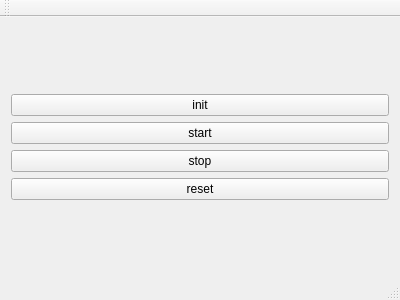
Above: lab2/lab2/mainwindow.ui from asvitenkov/MRZ-Part-2 before the change. Below: the same form after it.
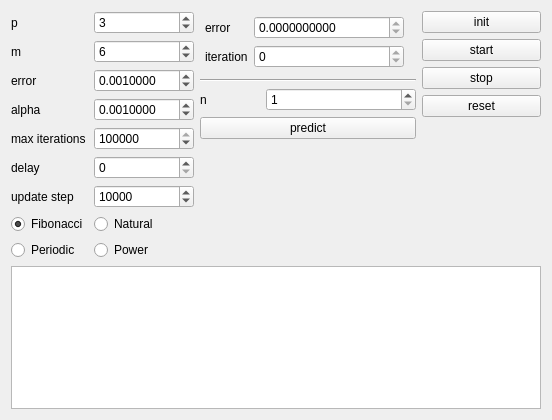
That is the form after the change.

Commit message: add predic values

Diff of the .ui file:
```diff
--- a/lab2/lab2/mainwindow.ui
+++ b/lab2/lab2/mainwindow.ui
@@ -6,8 +6,8 @@
    <rect>
     <x>0</x>
     <y>0</y>
-    <width>400</width>
-    <height>300</height>
+    <width>552</width>
+    <height>420</height>
    </rect>
   </property>
   <property name="windowTitle">
@@ -15,35 +15,412 @@
   </property>
   <widget class="QWidget" name="centralWidget">
    <layout class="QGridLayout" name="gridLayout">
-    <item row="0" column="0">
-     <layout class="QVBoxLayout" name="verticalLayout">
+    <item row="3" column="0">
+     <layout class="QVBoxLayout" name="verticalLayout_4">
       <item>
-       <widget class="QPushButton" name="init">
-        <property name="text">
-         <string>init</string>
-        </property>
-       </widget>
+       <layout class="QHBoxLayout" name="horizontalLayout">
+        <item>
+         <layout class="QFormLayout" name="formLayout_5">
+          <property name="fieldGrowthPolicy">
+           <enum>QFormLayout::AllNonFixedFieldsGrow</enum>
+          </property>
+          <item row="1" column="0">
+           <widget class="QLabel" name="label">
+            <property name="text">
+             <string>p</string>
+            </property>
+           </widget>
+          </item>
+          <item row="1" column="1">
+           <widget class="QSpinBox" name="pValue">
+            <property name="maximumSize">
+             <size>
+              <width>100</width>
+              <height>16777215</height>
+             </size>
+            </property>
+            <property name="value">
+             <number>3</number>
+            </property>
+           </widget>
+          </item>
+          <item row="2" column="0">
+           <widget class="QLabel" name="label_2">
+            <property name="text">
+             <string>m</string>
+            </property>
+           </widget>
+          </item>
+          <item row="2" column="1">
+           <widget class="QSpinBox" name="mValue">
+            <property name="maximumSize">
+             <size>
+              <width>100</width>
+              <height>16777215</height>
+             </size>
+            </property>
+            <property name="value">
+             <number>6</number>
+            </property>
+           </widget>
+          </item>
+          <item row="3" column="0">
+           <widget class="QLabel" name="label_3">
+            <property name="text">
+             <string>error</string>
+            </property>
+           </widget>
+          </item>
+          <item row="3" column="1">
+           <widget class="QDoubleSpinBox" name="errorValue">
+            <property name="maximumSize">
+             <size>
+              <width>100</width>
+              <height>16777215</height>
+             </size>
+            </property>
+            <property name="decimals">
+             <number>7</number>
+            </property>
+            <property name="minimum">
+             <double>0.000001000000000</double>
+            </property>
+            <property name="maximum">
+             <double>99999999.000000000000000</double>
+            </property>
+            <property name="singleStep">
+             <double>0.001000000000000</double>
+            </property>
+            <property name="value">
+             <double>0.001000000000000</double>
+            </property>
+           </widget>
+          </item>
+          <item row="4" column="0">
+           <widget class="QLabel" name="label_4">
+            <property name="text">
+             <string>alpha</string>
+            </property>
+           </widget>
+          </item>
+          <item row="4" column="1">
+           <widget class="QDoubleSpinBox" name="alphaValue">
+            <property name="maximumSize">
+             <size>
+              <width>100</width>
+              <height>16777215</height>
+             </size>
+            </property>
+            <property name="decimals">
+             <number>7</number>
+            </property>
+            <property name="minimum">
+             <double>0.000001000000000</double>
+            </property>
+            <property name="maximum">
+             <double>0.100000000000000</double>
+            </property>
+            <property name="singleStep">
+             <double>0.000100000000000</double>
+            </property>
+            <property name="value">
+             <double>0.001000000000000</double>
+            </property>
+           </widget>
+          </item>
+          <item row="5" column="0">
+           <widget class="QLabel" name="label_5">
+            <property name="text">
+             <string>max iterations</string>
+            </property>
+           </widget>
+          </item>
+          <item row="5" column="1">
+           <widget class="QSpinBox" name="maxIterationsValue">
+            <property name="maximumSize">
+             <size>
+              <width>100</width>
+              <height>16777215</height>
+             </size>
+            </property>
+            <property name="minimum">
+             <number>1</number>
+            </property>
+            <property name="maximum">
+             <number>999999999</number>
+            </property>
+            <property name="singleStep">
+             <number>100000</number>
+            </property>
+            <property name="value">
+             <number>999999999</number>
+            </property>
+           </widget>
+          </item>
+          <item row="6" column="0">
+           <widget class="QLabel" name="label_6">
+            <property name="text">
+             <string>delay</string>
+            </property>
+           </widget>
+          </item>
+          <item row="6" column="1">
+           <widget class="QSpinBox" name="delayValue">
+            <property name="maximumSize">
+             <size>
+              <width>100</width>
+              <height>16777215</height>
+             </size>
+            </property>
+            <property name="maximum">
+             <number>5000</number>
+            </property>
+           </widget>
+          </item>
+          <item row="7" column="0">
+           <widget class="QLabel" name="label_9">
+            <property name="text">
+             <string>update step</string>
+            </property>
+           </widget>
+          </item>
+          <item row="7" column="1">
+           <widget class="QSpinBox" name="updateStepValue">
+            <property name="maximumSize">
+             <size>
+              <width>100</width>
+              <height>16777215</height>
+             </size>
+            </property>
+            <property name="minimum">
+             <number>1</number>
+            </property>
+            <property name="maximum">
+             <number>999999999</number>
+            </property>
+            <property name="value">
+             <number>10000</number>
+            </property>
+           </widget>
+          </item>
+          <item row="8" column="0">
+           <widget class="QRadioButton" name="fnFibonacci">
+            <property name="text">
+             <string>Fibonacci</string>
+            </property>
+            <property name="checked">
+             <bool>true</bool>
+            </property>
+           </widget>
+          </item>
+          <item row="8" column="1">
+           <widget class="QRadioButton" name="fnNatural">
+            <property name="text">
+             <string>Natural</string>
+            </property>
+           </widget>
+          </item>
+          <item row="9" column="0">
+           <widget class="QRadioButton" name="fnPeriodic">
+            <property name="text">
+             <string>Periodic</string>
+            </property>
+           </widget>
+          </item>
+          <item row="9" column="1">
+           <widget class="QRadioButton" name="fnPower">
+            <property name="text">
+             <string>Power</string>
+            </property>
+           </widget>
+          </item>
+         </layout>
+        </item>
+        <item>
+         <layout class="QVBoxLayout" name="verticalLayout_2">
+          <item>
+           <layout class="QFormLayout" name="formLayout">
+            <property name="fieldGrowthPolicy">
+             <enum>QFormLayout::AllNonFixedFieldsGrow</enum>
+            </property>
+            <property name="margin">
+             <number>5</number>
+            </property>
+            <item row="0" column="0">
+             <widget class="QLabel" name="label_7">
+              <property name="text">
+               <string>error</string>
+              </property>
+             </widget>
+            </item>
+            <item row="0" column="1">
+             <widget class="QDoubleSpinBox" name="errorDisplay">
+              <property name="minimumSize">
+               <size>
+                <width>150</width>
+                <height>0</height>
+               </size>
+              </property>
+              <property name="maximumSize">
+               <size>
+                <width>150</width>
+                <height>16777215</height>
+               </size>
+              </property>
+              <property name="readOnly">
+               <bool>true</bool>
+              </property>
+              <property name="decimals">
+               <number>10</number>
+              </property>
+             </widget>
+            </item>
+            <item row="1" column="0">
+             <widget class="QLabel" name="label_8">
+              <property name="text">
+               <string>iteration</string>
+              </property>
+             </widget>
+            </item>
+            <item row="1" column="1">
+             <widget class="QSpinBox" name="iterationDisplay">
+              <property name="minimumSize">
+               <size>
+                <width>150</width>
+                <height>0</height>
+               </size>
+              </property>
+              <property name="maximumSize">
+               <size>
+                <width>150</width>
+                <height>16777215</height>
+               </size>
+              </property>
+              <property name="readOnly">
+               <bool>true</bool>
+              </property>
+              <property name="maximum">
+               <number>999999999</number>
+              </property>
+             </widget>
+            </item>
+           </layout>
+          </item>
+          <item>
+           <layout class="QVBoxLayout" name="verticalLayout_3">
+            <item>
+             <widget class="Line" name="line">
+              <property name="orientation">
+               <enum>Qt::Horizontal</enum>
+              </property>
+             </widget>
+            </item>
+            <item>
+             <layout class="QFormLayout" name="formLayout_2">
+              <item row="0" column="0">
+               <widget class="QLabel" name="label_10">
+                <property name="text">
+                 <string>n                </string>
+                </property>
+               </widget>
+              </item>
+              <item row="0" column="1">
+               <widget class="QSpinBox" name="nValue">
+                <property name="minimumSize">
+                 <size>
+                  <width>150</width>
+                  <height>0</height>
+                 </size>
+                </property>
+                <property name="maximumSize">
+                 <size>
+                  <width>250</width>
+                  <height>16777215</height>
+                 </size>
+                </property>
+                <property name="minimum">
+                 <number>1</number>
+                </property>
+                <property name="maximum">
+                 <number>999</number>
+                </property>
+               </widget>
+              </item>
+             </layout>
+            </item>
+            <item>
+             <widget class="QPushButton" name="btnPredict">
+              <property name="text">
+               <string>predict</string>
+              </property>
+             </widget>
+            </item>
+            <item>
+             <spacer name="verticalSpacer">
+              <property name="orientation">
+               <enum>Qt::Vertical</enum>
+              </property>
+              <property name="sizeHint" stdset="0">
+               <size>
+                <width>20</width>
+                <height>40</height>
+               </size>
+              </property>
+             </spacer>
+            </item>
+           </layout>
+          </item>
+         </layout>
+        </item>
+        <item>
+         <layout class="QVBoxLayout" name="verticalLayout">
+          <item>
+           <widget class="QPushButton" name="btnInitNetwork">
+            <property name="text">
+             <string>init</string>
+            </property>
+           </widget>
+          </item>
+          <item>
+           <widget class="QPushButton" name="btnStartNetwork">
+            <property name="text">
+             <string>start</string>
+            </property>
+           </widget>
+          </item>
+          <item>
+           <widget class="QPushButton" name="btnStopNetwork">
+            <property name="text">
+             <string>stop</string>
+            </property>
+           </widget>
+          </item>
+          <item>
+           <widget class="QPushButton" name="btnResetNetwork">
+            <property name="text">
+             <string>reset</string>
+            </property>
+           </widget>
+          </item>
+          <item>
+           <spacer name="verticalSpacer_2">
+            <property name="orientation">
+             <enum>Qt::Vertical</enum>
+            </property>
+            <property name="sizeHint" stdset="0">
+             <size>
+              <width>20</width>
+              <height>40</height>
+             </size>
+            </property>
+           </spacer>
+          </item>
+         </layout>
+        </item>
+       </layout>
       </item>
       <item>
-       <widget class="QPushButton" name="start">
-        <property name="text">
-         <string>start</string>
-        </property>
-       </widget>
-      </item>
-      <item>
-       <widget class="QPushButton" name="stop">
-        <property name="text">
-         <string>stop</string>
-        </property>
-       </widget>
-      </item>
-      <item>
-       <widget class="QPushButton" name="reset">
-        <property name="text">
-         <string>reset</string>
-        </property>
-       </widget>
+       <widget class="QTextBrowser" name="log"/>
       </item>
      </layout>
     </item>
@@ -59,15 +436,6 @@
     </rect>
    </property>
   </widget>
-  <widget class="QToolBar" name="mainToolBar">
-   <attribute name="toolBarArea">
-    <enum>TopToolBarArea</enum>
-   </attribute>
-   <attribute name="toolBarBreak">
-    <bool>false</bool>
-   </attribute>
-  </widget>
-  <widget class="QStatusBar" name="statusBar"/>
  </widget>
  <layoutdefault spacing="6" margin="11"/>
  <resources/>
```
Left out of the diff: 2 changed lines with no effect on the pictures. The commit also changes 6 other files.
